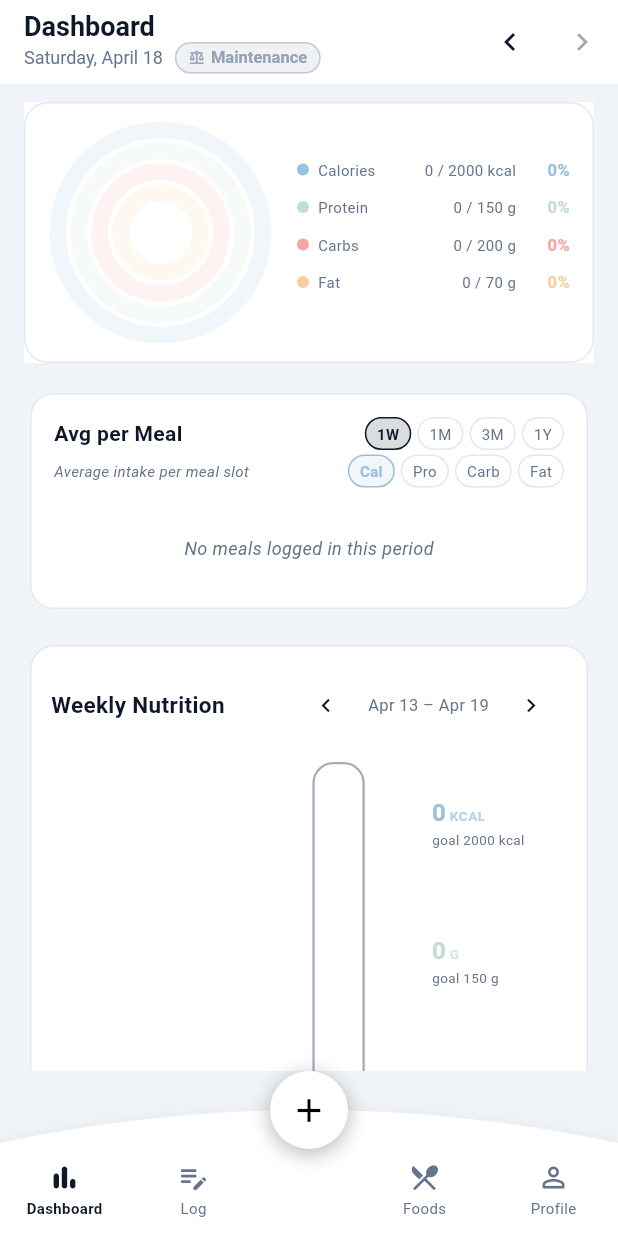
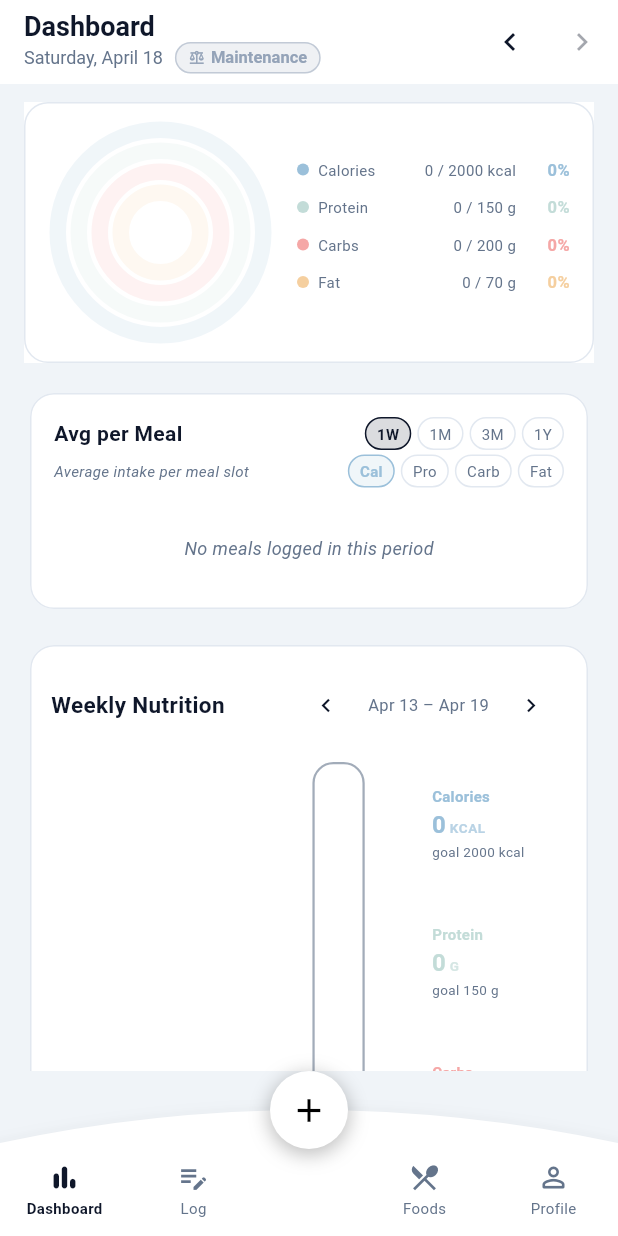
Before and after one commit to worldpeacemetta/WorldPeaceBuilder, a Flutter app: the DashboardScreen screen opened by its route, on a phone screen of 412 x 824 dp. Run offline on Flutter 3.47's test engine with Material 3 defaults, Android fonts, the phone set to English and light mode, and no system bars; our stand-ins replace fl_chart, flutter_riverpod, go_router, image_picker, shared_preferences, supabase_flutter; missing offline and left inert: mobile_scanner; accounts and stored records are empty.

Commit message:
fix(mobile): add macro name label to Weekly Nutrition KPI cells
Each KPI row on the right side now shows a coloured name label
(Calories / Protein / Carbs / Fat) above the value so users can
identify rows without relying solely on colour.

https://claude.ai/code/session_01DRzK6Fs5tqtzReeLQLDQtW

```diff
--- a/mobile/lib/screens/dashboard/widgets/weekly_nutrition_chart.dart
+++ b/mobile/lib/screens/dashboard/widgets/weekly_nutrition_chart.dart
@@ -461,6 +461,16 @@ class _KpiCell extends StatelessWidget {
         mainAxisAlignment: MainAxisAlignment.center,
         crossAxisAlignment: CrossAxisAlignment.start,
         children: [
+          Text(
+            _names[macroKey]!,
+            style: TextStyle(
+              fontSize: 10,
+              fontWeight: FontWeight.w600,
+              color: color,
+              letterSpacing: 0.2,
+            ),
+          ),
+          const SizedBox(height: 3),
           RichText(
             text: TextSpan(
               children: [
```
